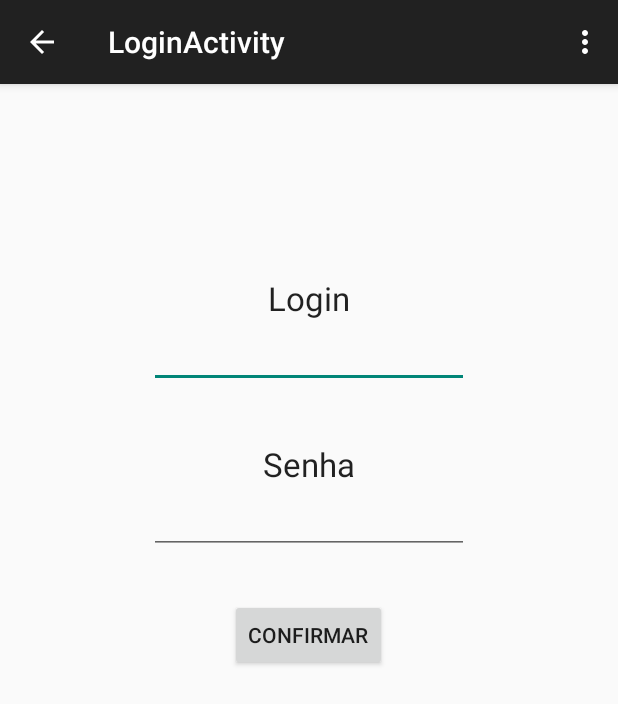
After one commit to ProjetoTurmaSi/REPO_easyroom_Final, an Android app: the LoginActivity screen opened directly, with no data from a screen before it, on a phone screen of 412 x 824 dp. The commit adds this screen. Shown: the top 704 px of the screen. Run offline under Robolectric (Android 15) with nearby library versions, the phone set to English and light mode, and no system bars.

Commit message:
Criação de activity de Login e tela de login (Simples)

```diff
--- a/EasyRoom/app/src/main/AndroidManifest.xml
+++ b/EasyRoom/app/src/main/AndroidManifest.xml
@@ -16,6 +16,14 @@
                 <category android:name="android.intent.category.LAUNCHER" />
             </intent-filter>
         </activity>
+        <activity
+            android:name=".LoginActivity"
+            android:label="@string/title_activity_login"
+            android:parentActivityName=".MainActivity" >
+            <meta-data
+                android:name="android.support.PARENT_ACTIVITY"
+                android:value="com.example.usrba.easyroom.MainActivity" />
+        </activity>
     </application>
 
 </manifest>
--- /dev/null
+++ b/EasyRoom/app/src/main/java/com/example/usrba/easyroom/LoginActivity.java
@@ -0,0 +1,39 @@
+package com.example.usrba.easyroom;
+
+import android.support.v7.app.ActionBarActivity;
+import android.os.Bundle;
+import android.view.Menu;
+import android.view.MenuItem;
+
+
+public class LoginActivity extends ActionBarActivity {
+
+    @Override
+    protected void onCreate(Bundle savedInstanceState) {
+        super.onCreate(savedInstanceState);
+        setContentView(R.layout.activity_login);
+    }
+
+
+    @Override
+    public boolean onCreateOptionsMenu(Menu menu) {
+        // Inflate the menu; this adds items to the action bar if it is present.
+        getMenuInflater().inflate(R.menu.menu_login, menu);
+        return true;
+    }
+
+    @Override
+    public boolean onOptionsItemSelected(MenuItem item) {
+        // Handle action bar item clicks here. The action bar will
+        // automatically handle clicks on the Home/Up button, so long
+        // as you specify a parent activity in AndroidManifest.xml.
+        int id = item.getItemId();
+
+        //noinspection SimplifiableIfStatement
+        if (id == R.id.action_settings) {
+            return true;
+        }
+
+        return super.onOptionsItemSelected(item);
+    }
+}
--- /dev/null
+++ b/EasyRoom/app/src/main/res/layout/activity_login.xml
@@ -0,0 +1,57 @@
+<RelativeLayout xmlns:android="http://schemas.android.com/apk/res/android"
+    xmlns:tools="http://schemas.android.com/tools" android:layout_width="match_parent"
+    android:layout_height="match_parent" android:paddingLeft="@dimen/activity_horizontal_margin"
+    android:paddingRight="@dimen/activity_horizontal_margin"
+    android:paddingTop="@dimen/activity_vertical_margin"
+    android:paddingBottom="@dimen/activity_vertical_margin"
+    tools:context="com.example.usrba.easyroom.LoginActivity">
+
+    <TextView
+        android:layout_width="wrap_content"
+        android:layout_height="wrap_content"
+        android:textAppearance="?android:attr/textAppearanceLarge"
+        android:text="Login"
+        android:id="@+id/textViewLogin"
+        android:layout_alignParentTop="true"
+        android:layout_centerHorizontal="true"
+        android:layout_marginTop="112dp" />
+
+    <EditText
+        android:layout_width="wrap_content"
+        android:layout_height="wrap_content"
+        android:inputType="textEmailAddress"
+        android:ems="10"
+        android:id="@+id/editText"
+        android:layout_below="@+id/textViewLogin"
+        android:layout_centerHorizontal="true" />
+
+    <TextView
+        android:layout_width="wrap_content"
+        android:layout_height="wrap_content"
+        android:textAppearance="?android:attr/textAppearanceLarge"
+        android:text="Senha"
+        android:id="@+id/textViewSenha"
+        android:layout_below="@+id/editText"
+        android:layout_centerHorizontal="true"
+        android:layout_marginTop="36dp" />
+
+    <EditText
+        android:layout_width="wrap_content"
+        android:layout_height="wrap_content"
+        android:inputType="numberPassword"
+        android:ems="10"
+        android:id="@+id/editText2"
+        android:layout_below="@+id/textViewSenha"
+        android:layout_centerHorizontal="true"
+        android:layout_marginLeft="@dimen/abc_action_bar_default_height_material" />
+
+    <Button
+        android:layout_width="wrap_content"
+        android:layout_height="wrap_content"
+        android:text="Confirmar"
+        android:id="@+id/buttonConfirmar"
+        android:layout_below="@+id/editText2"
+        android:layout_centerHorizontal="true"
+        android:layout_marginTop="30dp" />
+
+</RelativeLayout>
--- a/EasyRoom/app/src/main/res/layout/activity_main.xml
+++ b/EasyRoom/app/src/main/res/layout/activity_main.xml
@@ -5,19 +5,6 @@
     android:paddingTop="@dimen/activity_vertical_margin"
     android:paddingBottom="@dimen/activity_vertical_margin" tools:context=".MainActivity">
 
-    <TextView android:text="@string/hello_world" android:layout_width="wrap_content"
-        android:layout_height="wrap_content"
-        android:id="@+id/textView" />
 
-    <TextView
-        android:layout_width="wrap_content"
-        android:layout_height="wrap_content"
-        android:textAppearance="?android:attr/textAppearanceLarge"
-        android:text="Large Text"
-        android:id="@+id/textView"
-        android:layout_below="@+id/textView"
-        android:layout_toRightOf="@+id/textView"
-        android:layout_toEndOf="@+id/textView"
-        android:layout_marginTop="69dp" />
 
 </RelativeLayout>
--- /dev/null
+++ b/EasyRoom/app/src/main/res/menu/menu_login.xml
@@ -0,0 +1,7 @@
+<menu xmlns:android="http://schemas.android.com/apk/res/android"
+    xmlns:app="http://schemas.android.com/apk/res-auto"
+    xmlns:tools="http://schemas.android.com/tools"
+    tools:context="com.example.usrba.easyroom.LoginActivity">
+    <item android:id="@+id/action_settings" android:title="@string/action_settings"
+        android:orderInCategory="100" app:showAsAction="never" />
+</menu>
--- a/EasyRoom/app/src/main/res/values/strings.xml
+++ b/EasyRoom/app/src/main/res/values/strings.xml
@@ -3,4 +3,5 @@
 
     <string name="hello_world">Hello world!</string>
     <string name="action_settings">Settings</string>
+    <string name="title_activity_login">LoginActivity</string>
 </resources>
```
Also changed, not shown: 1 other file.
